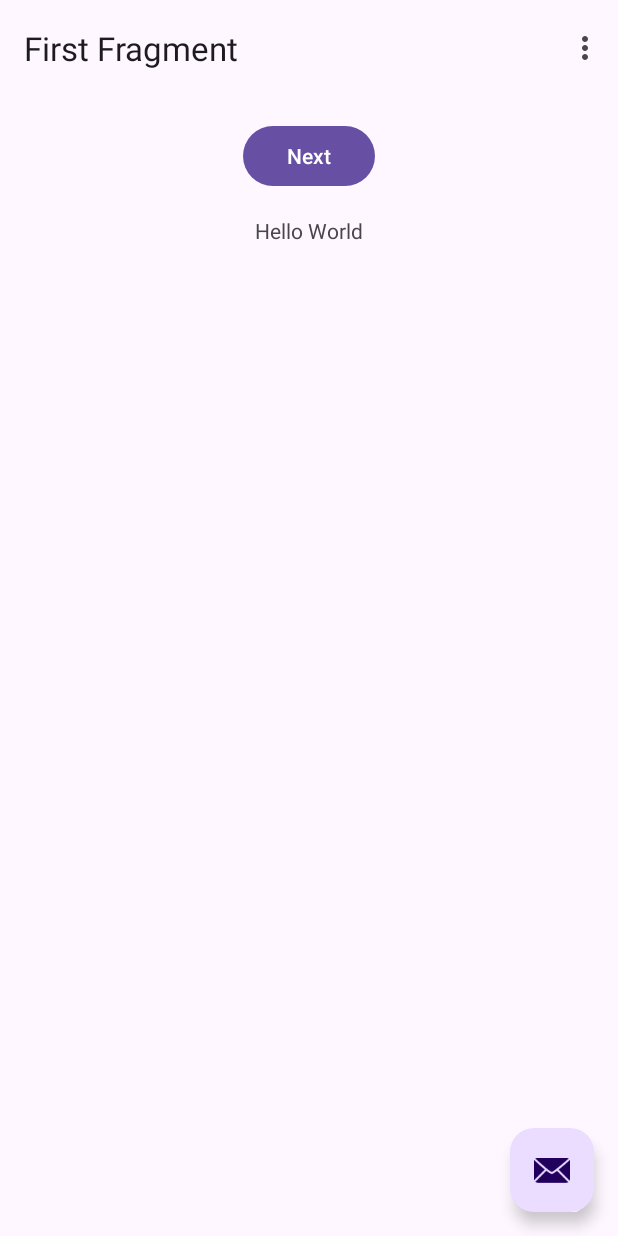
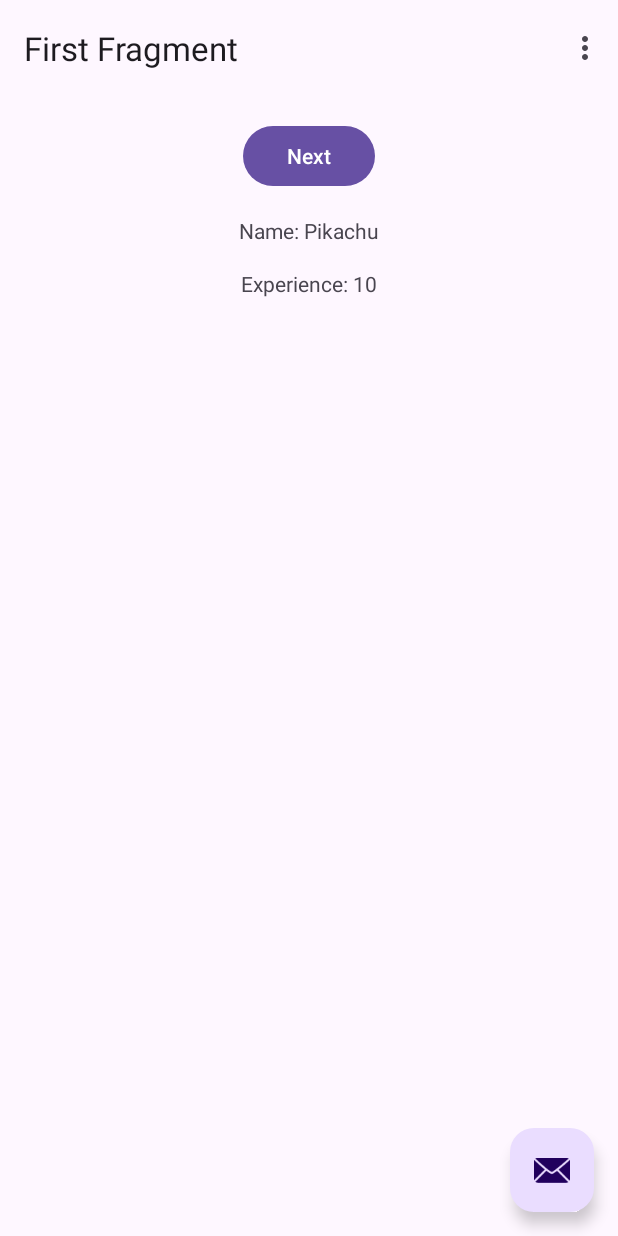
Before and after one commit to IsaNck1/PokeApp, an Android app: the screen it shows after launch (MainActivity), on a phone screen of 412 x 824 dp. Run offline under Robolectric (Android 15) with nearby library versions, the phone set to English and light mode, and no system bars; our stand-ins replace navigation-ui; libraries missing offline, so code that uses them is left out: me.sargunvohra.lib; network calls fail.

Commit message:
Neue PokeAPI
PokeAPI mit JSON Reader
Beispiel in FirstFragment mit Name und Experience
Layout angepasst für Name und Experience
Berry, Berry Flavor und Pokemon Klassen (Darstellung JSON Daten)

```diff
--- a/app/src/main/res/layout/fragment_first.xml
+++ b/app/src/main/res/layout/fragment_first.xml
@@ -6,7 +6,8 @@
     android:layout_height="match_parent"
     tools:context=".FirstFragment">
 
-    <androidx.constraintlayout.widget.ConstraintLayout
+    <LinearLayout
+        android:orientation="vertical"
         android:layout_width="match_parent"
         android:layout_height="match_parent"
         android:padding="16dp">
@@ -15,21 +16,38 @@
             android:id="@+id/button_first"
             android:layout_width="wrap_content"
             android:layout_height="wrap_content"
+            android:layout_gravity="center"
             android:text="@string/next"
-            app:layout_constraintBottom_toTopOf="@id/textview_first"
+            app:layout_constraintBottom_toTopOf="@id/pokemon_name"
             app:layout_constraintEnd_toEndOf="parent"
             app:layout_constraintStart_toStartOf="parent"
             app:layout_constraintTop_toTopOf="parent" />
 
         <TextView
-            android:id="@+id/textview_first"
+            android:id="@+id/pokemon_name"
             android:layout_width="wrap_content"
             android:layout_height="wrap_content"
             android:layout_marginTop="16dp"
-            android:text="@string/hello_world"
+            android:layout_gravity="center"
+            android:text="Name: Pikachu"
             app:layout_constraintBottom_toBottomOf="parent"
             app:layout_constraintEnd_toEndOf="parent"
             app:layout_constraintStart_toStartOf="parent"
             app:layout_constraintTop_toBottomOf="@id/button_first" />
-    </androidx.constraintlayout.widget.ConstraintLayout>
+
+        <TextView
+            android:id="@+id/pokemon_experience"
+            android:layout_width="wrap_content"
+            android:layout_height="wrap_content"
+            android:layout_marginTop="16dp"
+            android:layout_gravity="center"
+            android:text="Experience: 10"
+            app:layout_constraintBottom_toBottomOf="parent"
+            app:layout_constraintEnd_toEndOf="parent"
+            app:layout_constraintHorizontal_bias="0.7"
+            app:layout_constraintStart_toStartOf="parent"
+            app:layout_constraintTop_toBottomOf="@id/button_first"
+            app:layout_constraintVertical_bias="1.0" />
+
+    </LinearLayout>
 </androidx.core.widget.NestedScrollView>
```
Also changed, not shown: app/src/main/java/com/isabellnoack/myapp/FirstFragment.java (+16 -13 lines), app/src/main/java/com/isabellnoack/myapp/api/Berry.java (added, +20 -0 lines), app/src/main/java/com/isabellnoack/myapp/api/BerryFlavor.java (added, +14 -0 lines), app/src/main/java/com/isabellnoack/myapp/api/NameWithURL.java (added, +14 -0 lines), app/src/main/java/com/isabellnoack/myapp/api/PokeAPI.java (added, +124 -0 lines), app/src/main/java/com/isabellnoack/myapp/api/Pokemon.java (added, +15 -0 lines), 1 other file.
